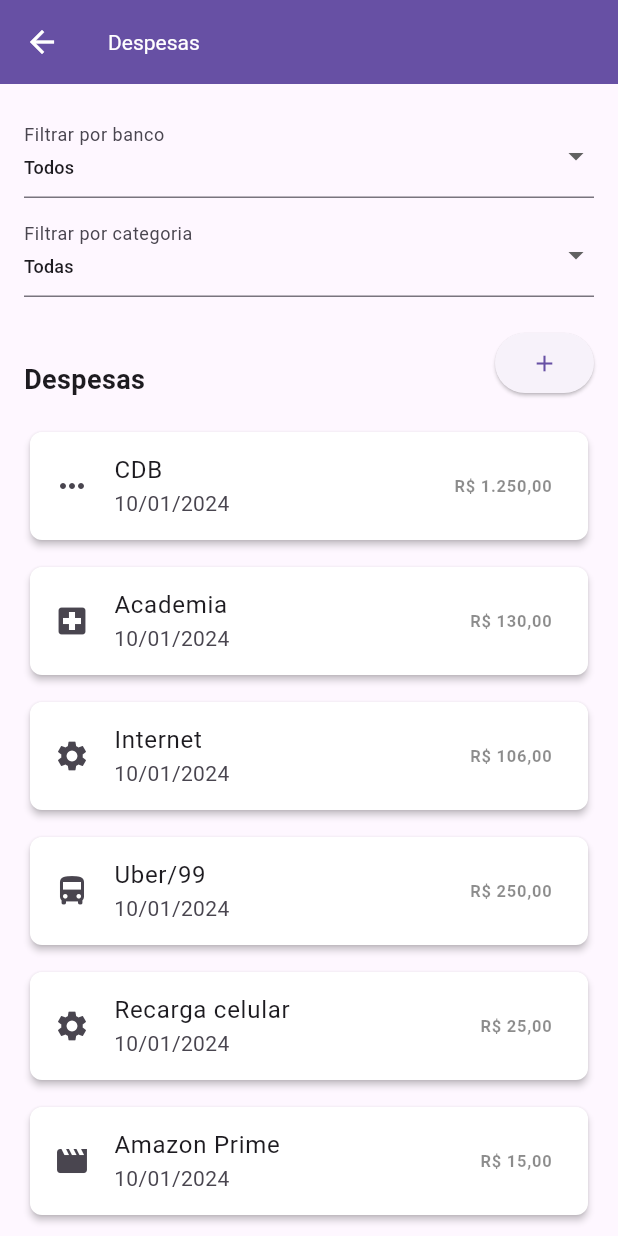
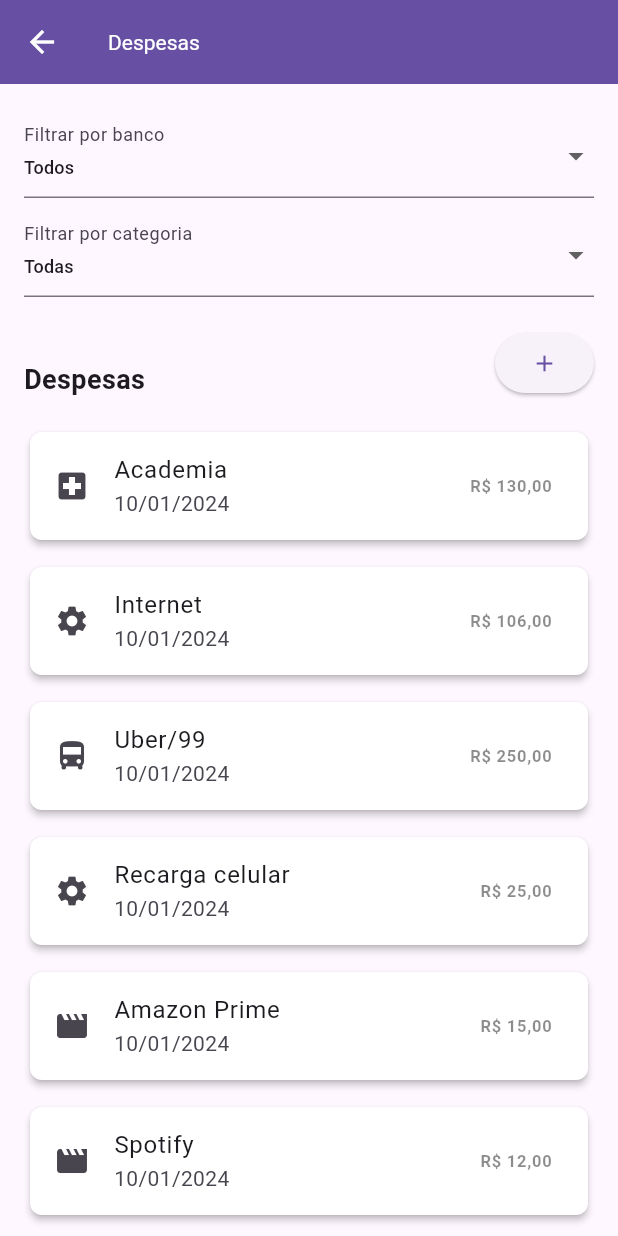
Before and after one commit to oscarkemuel/my-finance-mobile, a Flutter app: the screen it shows after launch, after a tap on "Gerenciar", on a phone screen of 412 x 824 dp. Run offline on Flutter 3.47's test engine with Material 3 defaults, Android fonts, the phone set to English and light mode, and no system bars; our stand-ins replace flutter_mobx, mobx, syncfusion_flutter_charts; generated files the repository leaves out were written again.

Commit message:
feat(mobx&expenses): change expense flux to mobx

```diff
--- a/lib/main.dart
+++ b/lib/main.dart
@@ -1,10 +1,10 @@
 import 'package:flutter/material.dart';
-import 'package:my_finance/models/expense.dart';
 import 'package:my_finance/screens/expenses_screen.dart';
 import 'package:my_finance/screens/home_screen.dart';
 import 'package:my_finance/screens/tabs_screen.dart';
 import 'package:my_finance/stores/bank.store.dart';
 import 'package:my_finance/stores/category.store.dart';
+import 'package:my_finance/stores/expense.store.dart';
 import 'package:my_finance/stores/income.store.dart';
 import 'package:my_finance/utils/app_routes.dart';
 import 'package:provider/provider.dart';
@@ -21,90 +21,6 @@ class MyApp extends StatefulWidget {
 }
 
 class _MyAppState extends State<MyApp> {
-  final _expenses = [
-    Expense(
-      id: 1,
-      name: 'CDB',
-      amount: 1250,
-      date: DateTime.parse('2024-01-10'),
-      categoryId: 7,
-      bankId: 2,
-    ),
-    Expense(
-      id: 2,
-      name: 'Academia',
-      amount: 130,
-      date: DateTime.parse('2024-01-10'),
-      categoryId: 3,
-      bankId: 1,
-    ),
-    Expense(
-      id: 3,
-      name: 'Internet',
-      amount: 106,
-      date: DateTime.parse('2024-01-10'),
-      categoryId: 6,
-      bankId: 1,
-    ),
-    Expense(
-      id: 8,
-      name: 'Uber/99',
-      amount: 250,
-      date: DateTime.parse('2024-01-10'),
-      categoryId: 2,
-      bankId: 1,
-    ),
-    Expense(
-      id: 4,
-      name: 'Recarga celular',
-      amount: 25,
-      date: DateTime.parse('2024-01-10'),
-      categoryId: 6,
-      bankId: 1,
-    ),
-    Expense(
-      id: 5,
-      name: 'Amazon Prime',
-      amount: 15,
-      date: DateTime.parse('2024-01-10'),
-      categoryId: 5,
-      bankId: 1,
-    ),
-    Expense(
-      id: 6,
-      name: 'Spotify',
-      amount: 12,
-      date: DateTime.parse('2024-01-10'),
-      categoryId: 5,
-      bankId: 1,
-    ),
-    Expense(
-      id: 7,
-      name: 'Google Storage',
-      amount: 8,
-      date: DateTime.parse('2024-01-10'),
-      categoryId: 6,
-      bankId: 1,
-    ),
-  ];
-
-  // functions expenses
-  void addExpense(Expense expense) {
-    setState(() {
-      _expenses.add(expense);
-    });
-
-    setState(() {
-      _expenses.sort((a, b) => b.date.compareTo(a.date));
-    });
-  }
-
-  void deleteExpense(int id) {
-    setState(() {
-      _expenses.removeWhere((element) => element.id == id);
-    });
-  }
-
   @override
   Widget build(BuildContext context) {
     return MultiProvider(
@@ -116,21 +32,15 @@ class _MyAppState extends State<MyApp> {
           create: (_) => CategoryStore(),
         ),
         Provider<IncomeStore>(create: (_) => IncomeStore()),
+        Provider<ExpenseStore>(create: (_) => ExpenseStore()),
       ],
       child: MaterialApp(
         title: 'My finance app',
         initialRoute: '/',
         routes: {
-          AppRoutes.DEFAULT: (ctx) => TabsScreen(
-                expenses: _expenses
-              ),
-          AppRoutes.HOME: (ctx) =>
-              HomeScreen(expenses: _expenses),
-          AppRoutes.EXPENSES: (ctx) => ExpensesScreen(
-                expenses: _expenses,
-                onAddExpense: addExpense,
-                onRemoveExpense: deleteExpense,
-              ),
+          AppRoutes.DEFAULT: (ctx) => const TabsScreen(),
+          AppRoutes.HOME: (ctx) => const HomeScreen(),
+          AppRoutes.EXPENSES: (ctx) => const ExpensesScreen(),
         },
       ),
     );
--- a/lib/screens/expenses_screen.dart
+++ b/lib/screens/expenses_screen.dart
@@ -1,21 +1,16 @@
 import 'package:flutter/material.dart';
+import 'package:flutter_mobx/flutter_mobx.dart';
 import 'package:my_finance/models/expense.dart';
 import 'package:my_finance/stores/bank.store.dart';
 import 'package:my_finance/stores/category.store.dart';
+import 'package:my_finance/stores/expense.store.dart';
 import 'package:my_finance/widgets/expense_form.dart';
 import 'package:my_finance/widgets/expense_list.dart';
 import 'package:provider/provider.dart';
 
 class ExpensesScreen extends StatefulWidget {
-  final List<Expense> expenses;
-  final void Function(Expense) onAddExpense;
-  final void Function(int id) onRemoveExpense;
-
   const ExpensesScreen({
     super.key,
-    required this.expenses,
-    required this.onAddExpense,
-    required this.onRemoveExpense,
   });
 
   @override
@@ -26,23 +21,25 @@ class _ExpensesScreenState extends State<ExpensesScreen> {
   int? selectedBankId;
   int? selectedCategoryId;
 
-  void onSubmitAddExpense(Expense expense) {
-    widget.onAddExpense(expense);
-    Navigator.of(context).pop();
-  }
+  openExpenseFormModal(BuildContext context) {
+    final expenseStore = Provider.of<ExpenseStore>(context, listen: false);
 
-  openExpenseFormModal(BuildContext context) {
     showModalBottomSheet(
       context: context,
       builder: (_) {
         return ExpenseForm(
-          onSubmit: widget.onAddExpense,
+          onSubmit: (expense) {
+            expenseStore.addExpense(expense);
+            Navigator.of(context).pop();
+          },
         );
       },
     );
   }
 
   openModalToDeleteExpense(BuildContext context, Expense expense) {
+    final expenseStore = Provider.of<ExpenseStore>(context, listen: false);
+
     showDialog(
       context: context,
       builder: (_) {
@@ -58,7 +55,7 @@ class _ExpensesScreenState extends State<ExpensesScreen> {
             ),
             TextButton(
                 onPressed: () {
-                  widget.onRemoveExpense(expense.id);
+                  expenseStore.removeExpense(expense);
                   Navigator.of(context).pop();
                 },
                 child:
@@ -69,20 +66,11 @@ class _ExpensesScreenState extends State<ExpensesScreen> {
     );
   }
 
-  List<Expense> get filteredExpenses {
-    return widget.expenses.where((expense) {
-      final matchesBank =
-          selectedBankId == null || expense.bankId == selectedBankId;
-      final matchesCategory = selectedCategoryId == null ||
-          expense.categoryId == selectedCategoryId;
-      return matchesBank && matchesCategory;
-    }).toList();
-  }
-
   @override
   Widget build(BuildContext context) {
     final bankStore = Provider.of<BankStore>(context);
     final categoryStore = Provider.of<CategoryStore>(context);
+    final expenseStore = Provider.of<ExpenseStore>(context);
 
     return Scaffold(
       appBar: AppBar(
@@ -167,11 +155,29 @@ class _ExpensesScreenState extends State<ExpensesScreen> {
                 ],
               ),
               const SizedBox(height: 10),
-              ExpenseList(
-                isHome: true,
-                expenses: filteredExpenses,
-                onTap: (expense) => openModalToDeleteExpense(context, expense),
-              )
+              Observer(builder: (_) {
+                List<Expense> filteredExpenses = expenseStore.expenses;
+
+                if (selectedBankId != null) {
+                  filteredExpenses = filteredExpenses
+                      .where((expense) => expense.bankId == selectedBankId)
+                      .toList();
+                }
+
+                if (selectedCategoryId != null) {
+                  filteredExpenses = filteredExpenses
+                      .where(
+                          (expense) => expense.categoryId == selectedCategoryId)
+                      .toList();
+                }
+
+                return ExpenseList(
+                  isHome: true,
+                  expenses: filteredExpenses,
+                  onTap: (expense) =>
+                      openModalToDeleteExpense(context, expense),
+                );
+              }),
             ],
           ),
         ),
--- a/lib/screens/home_screen.dart
+++ b/lib/screens/home_screen.dart
@@ -1,5 +1,6 @@
 import 'package:flutter/material.dart';
-import 'package:my_finance/models/expense.dart';
+import 'package:flutter_mobx/flutter_mobx.dart';
+import 'package:my_finance/stores/expense.store.dart';
 import 'package:my_finance/stores/income.store.dart';
 import 'package:my_finance/widgets/bank_list.dart';
 import 'package:my_finance/widgets/expense_list.dart';
@@ -8,40 +9,19 @@ import 'package:provider/provider.dart';
 import 'package:syncfusion_flutter_charts/charts.dart';
 import 'package:intl/intl.dart';
 
-class HomeScreen extends StatefulWidget {
-  final List<Expense> expenses;
-
+class HomeScreen extends StatelessWidget {
   const HomeScreen({
     super.key,
-    required this.expenses,
   });
 
-  @override
-  State<HomeScreen> createState() => _HomeScreenState();
-}
-
-class _HomeScreenState extends State<HomeScreen> {
   void _navigateAndDisplayExpenses(BuildContext context) async {
     await Navigator.pushNamed(context, AppRoutes.EXPENSES);
-
-    setState(() {});
   }
 
   @override
   Widget build(BuildContext context) {
     final incomeStore = Provider.of<IncomeStore>(context);
-
-    final totalIncome =
-        incomeStore.incomes.fold(0.0, (sum, item) => sum + item.amount);
-    final totalExpense =
-        widget.expenses.fold(0.0, (sum, item) => sum + item.amount);
-    final netBalance = totalIncome - totalExpense;
-    final expensePercentage =
-        totalIncome > 0 ? (totalExpense / totalIncome) * 100 : 0;
-    final roundedExpensePercentage =
-        double.parse(expensePercentage.toStringAsFixed(2));
-    final roundedRemainingPercentage =
-        double.parse((100 - expensePercentage).toStringAsFixed(2));
+    final expenseStore = Provider.of<ExpenseStore>(context);
 
     return Scaffold(
       appBar: AppBar(
@@ -57,7 +37,11 @@ class _HomeScreenState extends State<HomeScreen> {
               child: Row(
                 crossAxisAlignment: CrossAxisAlignment.stretch,
                 children: [
-                  Expanded(
+                  Observer(builder: (_) {
+                    final netBalance =
+                        incomeStore.totalAmount - expenseStore.totalAmount;
+
+                    return Expanded(
                       child: Container(
                         padding: const EdgeInsets.all(8),
                         decoration: BoxDecoration(
@@ -75,12 +59,13 @@ class _HomeScreenState extends State<HomeScreen> {
                                 NumberFormat.currency(
                                         locale: 'pt_BR', symbol: 'R\$')
                                     .format(netBalance),
-                              style:
-                                  const TextStyle(fontWeight: FontWeight.bold)),
+                                style: const TextStyle(
+                                    fontWeight: FontWeight.bold))
                           ],
                         ),
                       ),
-                  ),
+                    );
+                  }),
                   const SizedBox(width: 10),
                   Expanded(
                     child: Container(
@@ -94,12 +79,14 @@ class _HomeScreenState extends State<HomeScreen> {
                         children: [
                           const Text('Receita total',
                               style: TextStyle(fontSize: 10)),
-                          Text(
+                          Observer(builder: (_) {
+                            return Text(
                                 NumberFormat.currency(
                                         locale: 'pt_BR', symbol: 'R\$')
-                                  .format(totalIncome),
-                              style:
-                                  const TextStyle(fontWeight: FontWeight.bold)),
+                                    .format(incomeStore.totalAmount),
+                                style: const TextStyle(
+                                    fontWeight: FontWeight.bold));
+                          })
                         ],
                       ),
                     ),
@@ -107,7 +94,15 @@ class _HomeScreenState extends State<HomeScreen> {
                 ],
               ),
             ),
-            SfCircularChart(
+            Observer(builder: (_) {
+              final expensePercentage = incomeStore.totalAmount > 0
+                  ? (expenseStore.totalAmount / incomeStore.totalAmount) * 100
+                  : 0;
+              final roundedExpensePercentage =
+                  double.parse(expensePercentage.toStringAsFixed(2));
+              final roundedRemainingPercentage =
+                  double.parse((100 - expensePercentage).toStringAsFixed(2));
+              return SfCircularChart(
                 legend: Legend(
                   isVisible: true,
                   overflowMode: LegendItemOverflowMode.wrap,
@@ -132,7 +127,8 @@ class _HomeScreenState extends State<HomeScreen> {
                     innerRadius: '50%',
                   ),
                 ],
-            ),
+              );
+            }),
             const SizedBox(height: 10),
             Row(
               mainAxisAlignment: MainAxisAlignment.spaceBetween,
@@ -147,8 +143,7 @@ class _HomeScreenState extends State<HomeScreen> {
                 ),
               ],
             ),
-            ExpenseList(
-              expenses: widget.expenses,
+            const ExpenseList(
               displayCount: 4,
               isHome: true,
             ),
--- a/lib/screens/tabs_screen.dart
+++ b/lib/screens/tabs_screen.dart
@@ -1,16 +1,12 @@
 import 'package:flutter/material.dart';
-import 'package:my_finance/models/expense.dart';
 import 'package:my_finance/screens/banks_screen.dart';
 import 'package:my_finance/screens/categories_screen.dart';
 import 'package:my_finance/screens/home_screen.dart';
 import 'package:my_finance/screens/incomes_screen.dart';
 
 class TabsScreen extends StatefulWidget {
-  final List<Expense> expenses;
-
   const TabsScreen({
     super.key,
-    required this.expenses,
   });
 
   @override
@@ -26,9 +22,7 @@ class _TabsScreenState extends State<TabsScreen> {
   void initState() {
     super.initState();
     _screens = [
-      HomeScreen(
-        expenses: widget.expenses,
-      ),
+      HomeScreen(),
       const IncomesScreen(),
       const CategoriesScreen(),
       const BanksScreen(),
--- a/lib/stores/bank.store.dart
+++ b/lib/stores/bank.store.dart
@@ -1,4 +1,3 @@
-
 import 'package:mobx/mobx.dart';
 import 'package:my_finance/models/bank.dart';
 
@@ -13,8 +12,8 @@ abstract class _BankStore with Store {
   _BankStore() {
     banks.add(Bank(id: 0, name: 'Desconhecido', balance: 0));
 
-    banks.add(Bank(id: 1, name: 'Banco 1', balance: 5000));
-    banks.add(Bank(id: 2, name: 'Banco 2', balance: 2000));
+    banks.add(Bank(id: 1, name: 'Nubank', balance: 5000));
+    banks.add(Bank(id: 2, name: 'Inter', balance: 2000));
   }
 
   @action
--- /dev/null
+++ b/lib/stores/expense.store.dart
@@ -0,0 +1,117 @@
+import 'package:mobx/mobx.dart';
+import 'package:my_finance/models/expense.dart';
+
+part 'expense.store.g.dart';
+
+class ExpenseStore = _ExpenseStore with _$ExpenseStore;
+
+abstract class _ExpenseStore with Store {
+  @observable
+  ObservableList<Expense> expenses = ObservableList<Expense>();
+
+  _ExpenseStore() {
+    expenses.add(Expense(
+      id: 2,
+      name: 'Academia',
+      amount: 130,
+      date: DateTime.parse('2024-01-10'),
+      categoryId: 3,
+      bankId: 1,
+    ));
+
+    expenses.add(Expense(
+      id: 3,
+      name: 'Internet',
+      amount: 106,
+      date: DateTime.parse('2024-01-10'),
+      categoryId: 6,
+      bankId: 2,
+    ));
+
+    expenses.add(Expense(
+      id: 8,
+      name: 'Uber/99',
+      amount: 250,
+      date: DateTime.parse('2024-01-10'),
+      categoryId: 2,
+      bankId: 1,
+    ));
+
+    expenses.add(Expense(
+      id: 4,
+      name: 'Recarga celular',
+      amount: 25,
+      date: DateTime.parse('2024-01-10'),
+      categoryId: 6,
+      bankId: 2,
+    ));
+
+    expenses.add(Expense(
+      id: 5,
+      name: 'Amazon Prime',
+      amount: 15,
+      date: DateTime.parse('2024-01-10'),
+      categoryId: 5,
+      bankId: 1,
+    ));
+
+    expenses.add(Expense(
+      id: 6,
+      name: 'Spotify',
+      amount: 12,
+      date: DateTime.parse('2024-01-10'),
+      categoryId: 5,
+      bankId: 2,
+    ));
+
+    expenses.add(Expense(
+      id: 7,
+      name: 'Google Storage',
+      amount: 8,
+      date: DateTime.parse('2024-01-10'),
+      categoryId: 6,
+      bankId: 1,
+    ));
+
+    expenses.add(Expense(
+      id: 9,
+      name: 'Netflix',
+      amount: 45,
+      date: DateTime.parse('2024-01-10'),
+      categoryId: 5,
+      bankId: 2,
+    ));
+
+    expenses.add(Expense(
+      id: 1,
+      name: 'CDB',
+      amount: 1250,
+      date: DateTime.parse('2024-01-10'),
+      categoryId: 7,
+      bankId: 1,
+    ));
+
+    _sortExpenses();
+  }
+
+  void _sortExpenses() {
+    expenses.sort((a, b) => b.createdDate.compareTo(a.createdDate));
+  }
+
+  @action
+  void addExpense(Expense expense) {
+    expenses.add(expense);
+    _sortExpenses();
+  }
+
+  @action
+  void removeExpense(Expense expense) {
+    final expenseIndex = expenses.indexWhere((e) => e.id == expense.id);
+    expenses.removeAt(expenseIndex);
+    _sortExpenses();
+  }
+
+  @computed
+  double get totalAmount =>
+      expenses.fold(0.0, (sum, item) => sum + item.amount);
+}
--- a/lib/stores/income.store.dart
+++ b/lib/stores/income.store.dart
@@ -26,4 +26,9 @@ abstract class _IncomeStore with Store {
     final incomeIndex = incomes.indexWhere((i) => i.id == income.id);
     incomes.removeAt(incomeIndex);
   }
+
+  @computed
+  double get totalAmount {
+    return incomes.fold(0.0, (sum, item) => sum + item.amount);
+  }
 }
--- a/lib/widgets/expense_form.dart
+++ b/lib/widgets/expense_form.dart
@@ -57,7 +57,6 @@ class _ExpenseFormState extends State<ExpenseForm> {
     );
 
     widget.onSubmit(expense);
-    Navigator.of(context).pop();
   }
 
   void _presentDatePicker() {
--- a/lib/widgets/expense_list.dart
+++ b/lib/widgets/expense_list.dart
@@ -1,18 +1,20 @@
 import 'package:flutter/material.dart';
+import 'package:flutter_mobx/flutter_mobx.dart';
 import 'package:my_finance/models/expense.dart';
 import 'package:intl/intl.dart';
 import 'package:my_finance/stores/category.store.dart';
+import 'package:my_finance/stores/expense.store.dart';
 import 'package:provider/provider.dart';
 
 class ExpenseList extends StatelessWidget {
-  final List<Expense> expenses;
+  final List<Expense>? expenses;
   final int? displayCount;
   final bool? isHome;
   final Function(Expense expense)? onTap;
 
   const ExpenseList({
     super.key,
-    required this.expenses,
+    this.expenses,
     this.displayCount,
     this.isHome,
     this.onTap,
@@ -21,15 +23,22 @@ class ExpenseList extends StatelessWidget {
   @override
   Widget build(BuildContext context) {
     final categoryStore = Provider.of<CategoryStore>(context);
+    final expenseStore = Provider.of<ExpenseStore>(context);
 
-    List<Expense> displayedExpenses =
-        displayCount != null ? expenses.take(displayCount!).toList() : expenses;
+    return Observer(builder: (_) {
+      List<Expense> displayedExpenses = displayCount != null
+          ? expenseStore.expenses.take(displayCount!).toList()
+          : expenseStore.expenses;
+
+      if (expenses != null) {
+        displayedExpenses = expenses!;
+      }
 
       if (displayedExpenses.isEmpty) {
         return const Padding(
           padding: EdgeInsets.all(16),
-        child:
-            Text("Nenhuma despesa registrada.", style: TextStyle(fontSize: 16)),
+          child: Text("Nenhuma despesa registrada.",
+              style: TextStyle(fontSize: 16)),
         );
       }
 
@@ -43,8 +52,8 @@ class ExpenseList extends StatelessWidget {
           itemCount: displayedExpenses.length,
           itemBuilder: (context, index) {
             final expense = displayedExpenses[index];
-          final category =
-              categoryStore.categories.firstWhere((cat) => cat.id == expense.categoryId);
+            final category = categoryStore.categories
+                .firstWhere((cat) => cat.id == expense.categoryId);
             return Card(
               elevation: 2,
               color: Colors.white,
@@ -74,5 +83,6 @@ class ExpenseList extends StatelessWidget {
           separatorBuilder: (context, index) => const SizedBox(height: 10),
         ),
       );
+    });
   }
 }
```
Also changed, not shown: lib/stores/expense.store.g.dart (added), lib/stores/income.store.g.dart. Lines whose indentation alone changed are shown as unchanged.
